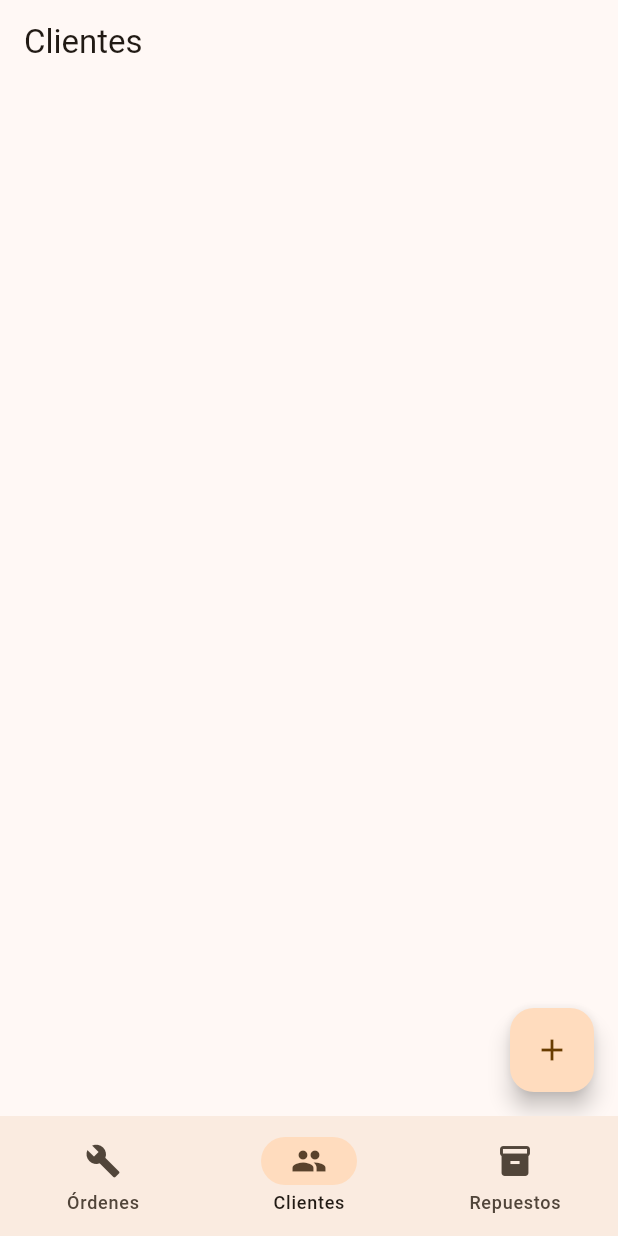
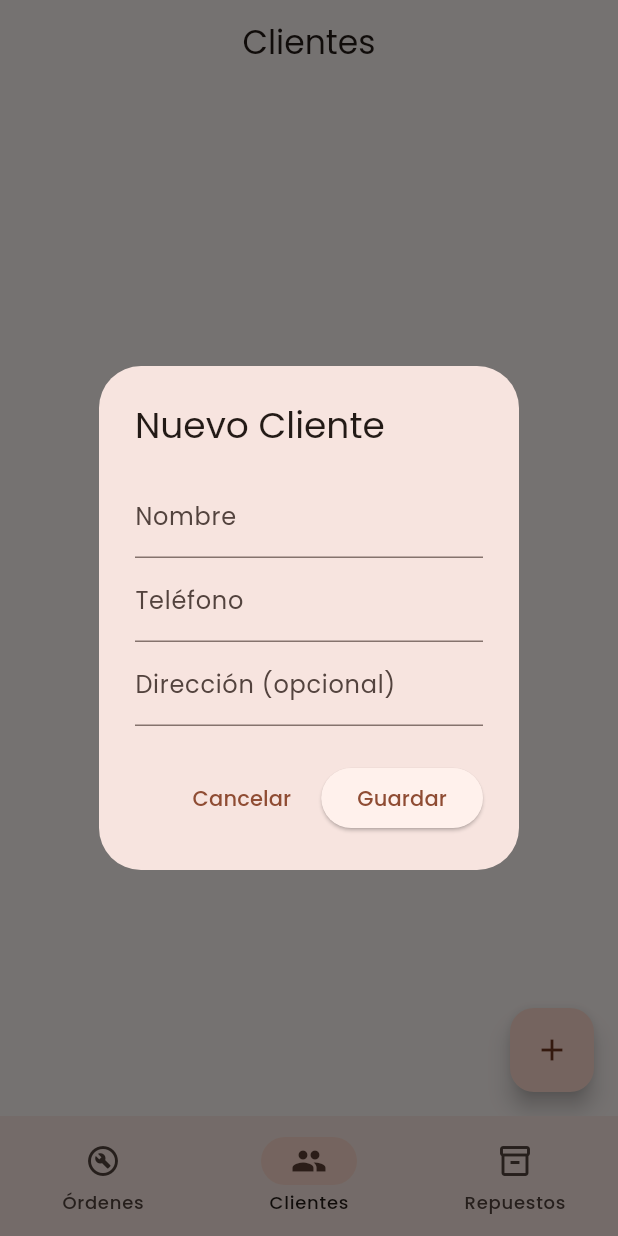
Before and after one commit to Yosbiel/El-Piston-App, a Flutter app: the screen it shows after launch, item 2 of the bottom bar chosen, after a tap on the "add" icon, on a phone screen of 412 x 824 dp. Run offline on Flutter 3.47's test engine with Material 3 defaults, Android fonts, the phone set to English and light mode, and no system bars; our stand-ins replace drift; accounts and stored records are empty.

Commit message:
Diseño mejorado y fuente Poppins añadida

```diff
--- a/lib/main.dart
+++ b/lib/main.dart
@@ -7,7 +7,7 @@ import 'views/repuestos_screen.dart';
 
 void main() async {
   WidgetsFlutterBinding.ensureInitialized();
-  final db = AppDatabase(AppDatabase.openConnection()); // Ahora es público
+  final db = AppDatabase(AppDatabase.openConnection());
   await db.crearTablas();
   final repo = Repositorio(db);
   runApp(MyApp(repo: repo));
@@ -21,7 +21,19 @@ class MyApp extends StatelessWidget {
   Widget build(BuildContext context) {
     return MaterialApp(
       title: 'El Pistón',
-      theme: ThemeData(useMaterial3: true, colorSchemeSeed: Colors.orange),
+      debugShowCheckedModeBanner: false,
+      theme: ThemeData(
+        useMaterial3: true,
+        colorScheme: ColorScheme.fromSeed(
+          seedColor: const Color(0xFFE65100), // Naranja industrial
+          brightness: Brightness.light,
+        ),
+        fontFamily: 'Poppins', // Si no tienes la fuente, quita esta línea
+        appBarTheme: const AppBarTheme(
+          centerTitle: true,
+          elevation: 0,
+        ),
+      ),
       home: MainScreen(repo: repo),
     );
   }
@@ -47,14 +59,17 @@ class _MainScreenState extends State<MainScreen> {
     ];
 
     return Scaffold(
-      body: screens[_index],
+      body: IndexedStack(
+        index: _index,
+        children: screens,
+      ),
       bottomNavigationBar: NavigationBar(
         selectedIndex: _index,
         onDestinationSelected: (i) => setState(() => _index = i),
         destinations: const [
-          NavigationDestination(icon: Icon(Icons.build), label: 'Órdenes'),
-          NavigationDestination(icon: Icon(Icons.people), label: 'Clientes'),
-          NavigationDestination(icon: Icon(Icons.inventory), label: 'Repuestos'),
+          NavigationDestination(icon: Icon(Icons.build_circle_outlined), selectedIcon: Icon(Icons.build_circle), label: 'Órdenes'),
+          NavigationDestination(icon: Icon(Icons.people_outline), selectedIcon: Icon(Icons.people), label: 'Clientes'),
+          NavigationDestination(icon: Icon(Icons.inventory_2_outlined), selectedIcon: Icon(Icons.inventory_2), label: 'Repuestos'),
         ],
       ),
     );
--- a/lib/views/clientes_screen.dart
+++ b/lib/views/clientes_screen.dart
@@ -24,22 +24,88 @@ class _ClientesScreenState extends State<ClientesScreen> {
     if (mounted) setState(() => _clientes = data);
   }
 
+  void _mostrarFormulario() {
+    final nombreCtrl = TextEditingController();
+    final telefonoCtrl = TextEditingController();
+    final direccionCtrl = TextEditingController();
+    final formKey = GlobalKey<FormState>();
+
+    showDialog(
+      context: context,
+      builder: (ctx) => AlertDialog(
+        title: const Text('Nuevo Cliente'),
+        content: Form(
+          key: formKey,
+          child: Column(
+            mainAxisSize: MainAxisSize.min,
+            children: [
+              TextFormField(
+                controller: nombreCtrl,
+                decoration: const InputDecoration(labelText: 'Nombre'),
+                validator: (v) => v!.isEmpty ? 'Requerido' : null,
+              ),
+              TextFormField(
+                controller: telefonoCtrl,
+                decoration: const InputDecoration(labelText: 'Teléfono'),
+                keyboardType: TextInputType.phone,
+                validator: (v) => v!.isEmpty ? 'Requerido' : null,
+              ),
+              TextFormField(
+                controller: direccionCtrl,
+                decoration: const InputDecoration(labelText: 'Dirección (opcional)'),
+              ),
+            ],
+          ),
+        ),
+        actions: [
+          TextButton(onPressed: () => Navigator.pop(ctx), child: const Text('Cancelar')),
+          ElevatedButton(
+            onPressed: () async {
+              if (formKey.currentState!.validate()) {
+                await widget.repo.insertarCliente(Cliente(
+                  nombre: nombreCtrl.text,
+                  telefono: telefonoCtrl.text,
+                  direccion: direccionCtrl.text.isEmpty ? null : direccionCtrl.text,
+                ));
+                if (ctx.mounted) Navigator.pop(ctx);
+                _cargar();
+              }
+            },
+            child: const Text('Guardar'),
+          ),
+        ],
+      ),
+    );
+  }
+
   @override
   Widget build(BuildContext context) {
     return Scaffold(
       appBar: AppBar(title: const Text('Clientes')),
-      body: ListView.builder(
-        itemCount: _clientes.length,
-        itemBuilder: (_, i) => ListTile(
-          title: Text(_clientes[i].nombre),
-          subtitle: Text(_clientes[i].telefono),
-        ),
-      ),
+      body: _clientes.isEmpty
+          ? const Center(child: Text('No hay clientes registrados'))
+          : ListView.builder(
+              padding: const EdgeInsets.all(12),
+              itemCount: _clientes.length,
+              itemBuilder: (_, i) {
+                final c = _clientes[i];
+                return Card(
+                  elevation: 1,
+                  margin: const EdgeInsets.only(bottom: 8),
+                  child: ListTile(
+                    leading: CircleAvatar(
+                      backgroundColor: Theme.of(context).colorScheme.primaryContainer,
+                      child: Text(c.nombre[0].toUpperCase()),
+                    ),
+                    title: Text(c.nombre, style: const TextStyle(fontWeight: FontWeight.w600)),
+                    subtitle: Text('${c.telefono}${c.direccion != null ? '\n${c.direccion}' : ''}'),
+                    isThreeLine: c.direccion != null,
+                  ),
+                );
+              },
+            ),
       floatingActionButton: FloatingActionButton(
-        onPressed: () async {
-          await widget.repo.insertarCliente(Cliente(nombre: 'Nuevo', telefono: '12345678'));
-          _cargar();
-        },
+        onPressed: _mostrarFormulario,
         child: const Icon(Icons.add),
       ),
     );
```
Also changed, not shown: lib/views/ordenes_screen.dart (+39 -8 lines), lib/views/repuestos_screen.dart (+37 -8 lines), pubspec.yaml (+12 -0 lines), assets/font/Poppins-Bold.ttf (added), assets/font/Poppins-Medium.ttf (added), assets/font/Poppins-Regular.ttf (added), assets/font/Poppins-SemiBold.ttf (added).
